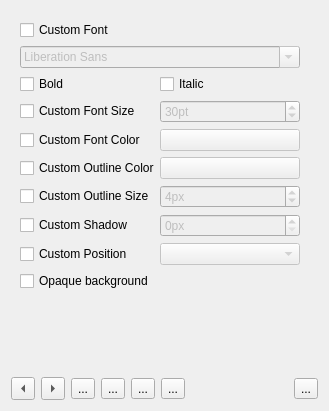
Above: src/ui/editsub_ui.ui from KDE/kdenlive before the change. Below: the same form after it.
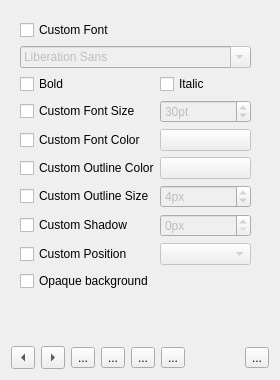
That is the form after the change. The open tabs and pages were chosen to show the change. Icons and pictures are not drawn. Custom widgets are drawn as their Qt base class.

Commit message: Fix subtitle widget using too much space

```diff
--- a/src/ui/editsub_ui.ui
+++ b/src/ui/editsub_ui.ui
@@ -6,13 +6,11 @@
  </author>
  <class>SubEdit_UI</class>
  <widget class="QWidget" name="SubEdit_UI">
-  <property name="geometry">
-   <rect>
-    <x>0</x>
-    <y>0</y>
-    <width>329</width>
-    <height>411</height>
-   </rect>
+  <property name="sizePolicy">
+   <sizepolicy hsizetype="Preferred" vsizetype="Preferred">
+    <horstretch>0</horstretch>
+    <verstretch>0</verstretch>
+   </sizepolicy>
   </property>
   <layout class="QGridLayout" name="gridLayout_2">
    <item row="1" column="0">
@@ -268,8 +266,8 @@
               <rect>
                <x>0</x>
                <y>0</y>
-               <width>284</width>
-               <height>348</height>
+               <width>323</width>
+               <height>388</height>
               </rect>
              </property>
              <layout class="QGridLayout" name="gridLayout_5">
@@ -478,12 +476,6 @@
      <property name="orientation">
       <enum>Qt::Horizontal</enum>
      </property>
-     <property name="sizeHint" stdset="0">
-      <size>
-       <width>250</width>
-       <height>20</height>
-      </size>
-     </property>
     </spacer>
    </item>
    <item row="1" column="2">
```
